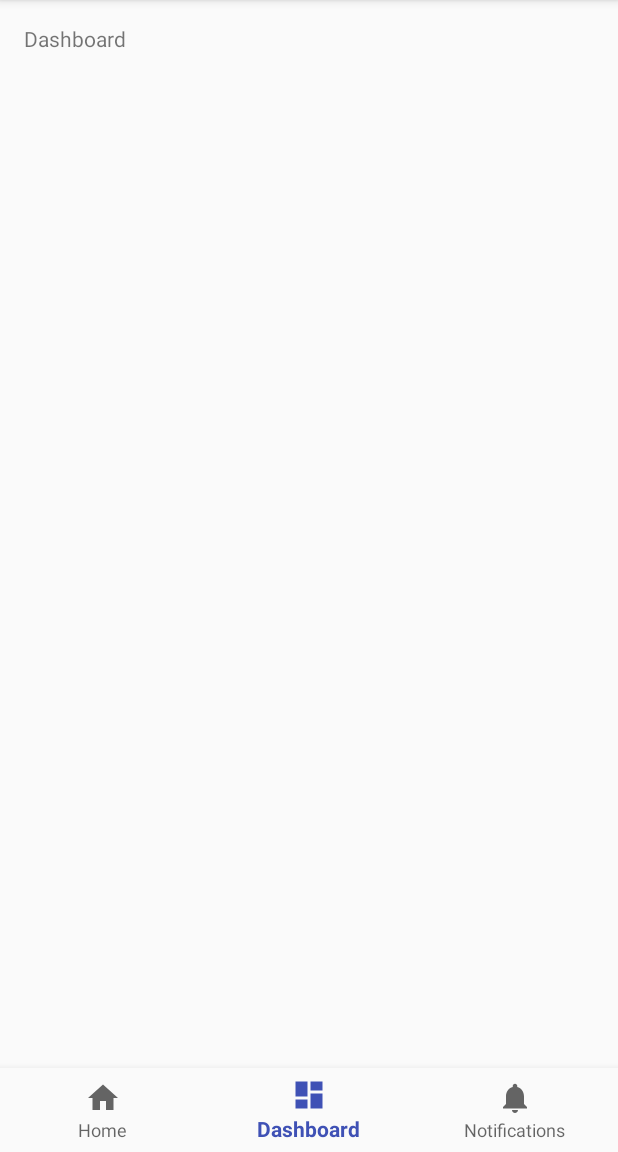
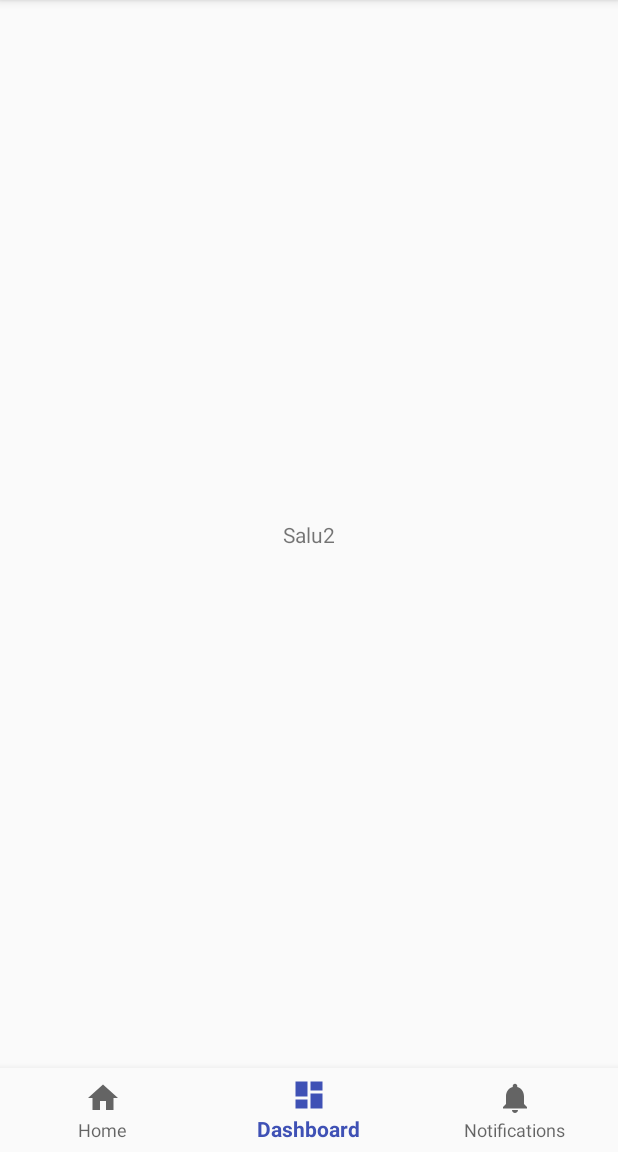
Before and after one commit to NumusINC/budgee_android, an Android app: the screen it shows after launch (Dashboard), item 2 of the bottom bar chosen, on a phone screen of 412 x 824 dp, the part 84-1236 px from its top. Run offline under Robolectric (Android 15) with nearby library versions, the phone set to English and light mode, and no system bars; 1 statement that could not run was skipped.

Commit message:
Test in new branch

```diff
--- a/app/src/main/res/layout/activity_dashboard.xml
+++ b/app/src/main/res/layout/activity_dashboard.xml
@@ -6,17 +6,6 @@
     android:layout_width="match_parent"
     android:layout_height="match_parent"
     tools:context=".Dashboard">
-
-    <TextView
-        android:id="@+id/message"
-        android:layout_width="wrap_content"
-        android:layout_height="wrap_content"
-        android:layout_marginLeft="@dimen/activity_horizontal_margin"
-        android:layout_marginStart="@dimen/activity_horizontal_margin"
-        android:layout_marginTop="@dimen/activity_vertical_margin"
-        android:text="@string/title_home"
-        app:layout_constraintLeft_toLeftOf="parent"
-        app:layout_constraintTop_toTopOf="parent" />
 
     <android.support.design.widget.BottomNavigationView
         android:id="@+id/navigation"
@@ -30,4 +19,18 @@
         app:layout_constraintRight_toRightOf="parent"
         app:menu="@menu/navigation" />
 
+    <TextView
+        android:id="@+id/placeholder"
+        android:layout_width="wrap_content"
+        android:layout_height="wrap_content"
+        android:layout_marginBottom="8dp"
+        android:layout_marginEnd="8dp"
+        android:layout_marginStart="8dp"
+        android:layout_marginTop="8dp"
+        android:text="Salu2"
+        app:layout_constraintBottom_toTopOf="@+id/navigation"
+        app:layout_constraintEnd_toEndOf="parent"
+        app:layout_constraintStart_toStartOf="parent"
+        app:layout_constraintTop_toTopOf="parent" />
+
 </android.support.constraint.ConstraintLayout>
```
